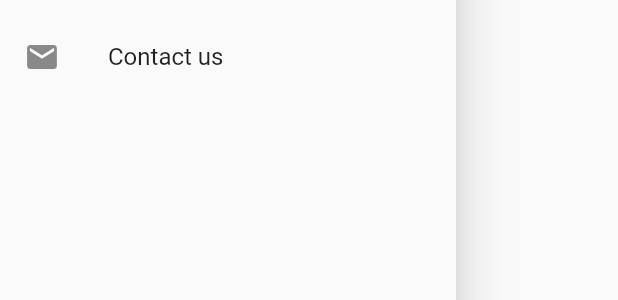
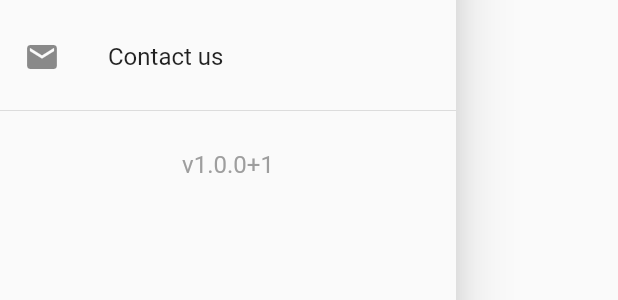
Before and after one commit to masteradit/All-COVID-Resources, a Flutter app: the CustomDrawer widget shown alone on an empty page, opened directly, on a phone screen of 412 x 824 dp. Shown: the part 323-623 px from the top of the screen. Run offline on Flutter 3.47's test engine with Material 2 defaults, Android fonts, the phone set to English and light mode, and no system bars; our stand-ins replace cloud_firestore, firebase_core, google_fonts; accounts and stored records are empty.

Commit message:
Change version to 1.0.0+1

```diff
--- a/lib/widgets/custom_drawer.dart
+++ b/lib/widgets/custom_drawer.dart
@@ -51,6 +51,16 @@ class CustomDrawer extends StatelessWidget {
               title: Text('Contact us'),
             ),
           ),
+          Divider(),
+          ListTile(
+            title: Text(
+              'v1.0.0+1',
+              textAlign: TextAlign.center,
+              style: TextStyle(
+                color: Colors.grey,
+              ),
+            ),
+          ),
         ],
       ),
     );
```
